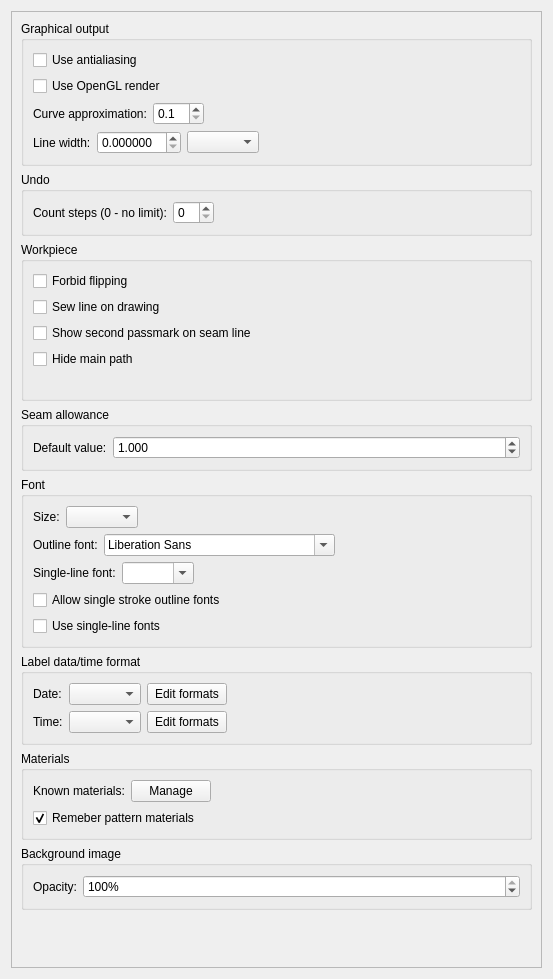
dismine/valentina, file src/app/valentina/dialogs/configpages/preferencespatternpage.ui: the form before one commit.
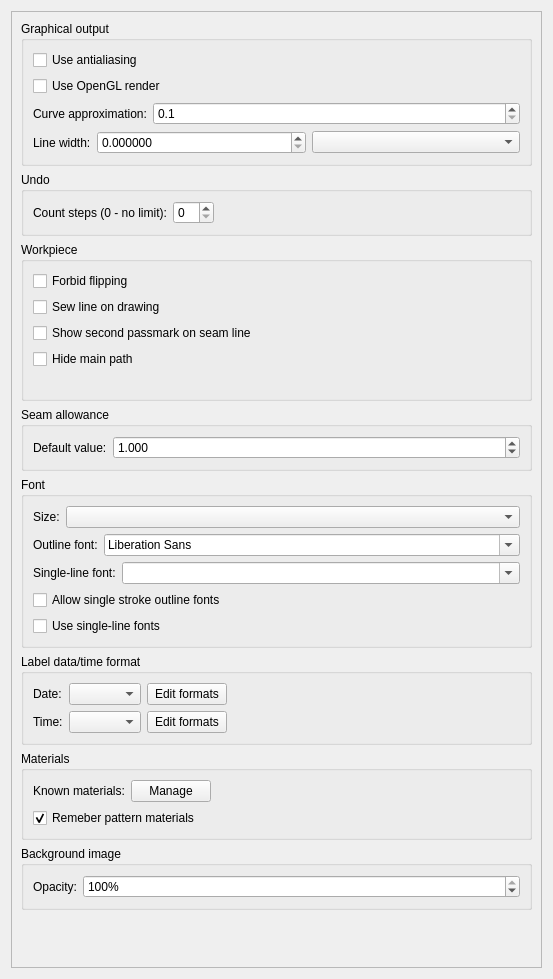
The form after the commit.

```diff
--- a/src/app/valentina/dialogs/configpages/preferencespatternpage.ui
+++ b/src/app/valentina/dialogs/configpages/preferencespatternpage.ui
@@ -23,7 +23,7 @@
       <property name="geometry">
        <rect>
         <x>0</x>
-        <y>0</y>
+        <y>-62</y>
         <width>519</width>
         <height>1021</height>
        </rect>
@@ -61,7 +61,7 @@
             <item>
              <widget class="QLabel" name="label">
               <property name="sizePolicy">
-               <sizepolicy hsizetype="Minimum" vsizetype="Preferred">
+               <sizepolicy hsizetype="Fixed" vsizetype="Preferred">
                 <horstretch>0</horstretch>
                 <verstretch>0</verstretch>
                </sizepolicy>
@@ -73,6 +73,12 @@
             </item>
             <item>
              <widget class="QDoubleSpinBox" name="doubleSpinBoxCurveApproximation">
+              <property name="sizePolicy">
+               <sizepolicy hsizetype="Preferred" vsizetype="Fixed">
+                <horstretch>0</horstretch>
+                <verstretch>0</verstretch>
+               </sizepolicy>
+              </property>
               <property name="toolTip">
                <string>Set default curve approximation scale</string>
               </property>
@@ -90,19 +96,6 @@
               </property>
              </widget>
             </item>
-            <item>
-             <spacer name="horizontalSpacer_2">
-              <property name="orientation">
-               <enum>Qt::Horizontal</enum>
-              </property>
-              <property name="sizeHint" stdset="0">
-               <size>
-                <width>40</width>
-                <height>20</height>
-               </size>
-              </property>
-             </spacer>
-            </item>
            </layout>
           </item>
           <item>
@@ -146,19 +139,6 @@
               </property>
              </widget>
             </item>
-            <item>
-             <spacer name="horizontalSpacer_3">
-              <property name="orientation">
-               <enum>Qt::Horizontal</enum>
-              </property>
-              <property name="sizeHint" stdset="0">
-               <size>
-                <width>500</width>
-                <height>20</height>
-               </size>
-              </property>
-             </spacer>
-            </item>
            </layout>
           </item>
          </layout>
@@ -294,6 +274,12 @@
            <layout class="QHBoxLayout" name="horizontalLayout_8">
             <item>
              <widget class="QLabel" name="label_8">
+              <property name="sizePolicy">
+               <sizepolicy hsizetype="Fixed" vsizetype="Preferred">
+                <horstretch>0</horstretch>
+                <verstretch>0</verstretch>
+               </sizepolicy>
+              </property>
               <property name="text">
                <string>Size:</string>
               </property>
@@ -302,25 +288,18 @@
             <item>
              <widget class="QComboBox" name="comboBoxLabelFontSize"/>
             </item>
-            <item>
-             <spacer name="horizontalSpacer_5">
-              <property name="orientation">
-               <enum>Qt::Horizontal</enum>
-              </property>
-              <property name="sizeHint" stdset="0">
-               <size>
-                <width>40</width>
-                <height>20</height>
-               </size>
-              </property>
-             </spacer>
-            </item>
            </layout>
           </item>
           <item>
            <layout class="QHBoxLayout" name="horizontalLayout_7">
             <item>
              <widget class="QLabel" name="label_3">
+              <property name="sizePolicy">
+               <sizepolicy hsizetype="Fixed" vsizetype="Preferred">
+                <horstretch>0</horstretch>
+                <verstretch>0</verstretch>
+               </sizepolicy>
+              </property>
               <property name="text">
                <string>Outline font:</string>
               </property>
@@ -329,25 +308,18 @@
             <item>
              <widget class="QFontComboBox" name="fontComboBoxLabelFont"/>
             </item>
-            <item>
-             <spacer name="horizontalSpacer_6">
-              <property name="orientation">
-               <enum>Qt::Horizontal</enum>
-              </property>
-              <property name="sizeHint" stdset="0">
-               <size>
-                <width>40</width>
-                <height>20</height>
-               </size>
-              </property>
-             </spacer>
-            </item>
            </layout>
           </item>
           <item>
            <layout class="QHBoxLayout" name="horizontalLayout_9">
             <item>
              <widget class="QLabel" name="label_9">
+              <property name="sizePolicy">
+               <sizepolicy hsizetype="Fixed" vsizetype="Preferred">
+                <horstretch>0</horstretch>
+                <verstretch>0</verstretch>
+               </sizepolicy>
+              </property>
               <property name="text">
                <string>Single-line font:</string>
               </property>
@@ -360,19 +332,6 @@
               </property>
              </widget>
             </item>
-            <item>
-             <spacer name="horizontalSpacer_7">
-              <property name="orientation">
-               <enum>Qt::Horizontal</enum>
-              </property>
-              <property name="sizeHint" stdset="0">
-               <size>
-                <width>40</width>
-                <height>20</height>
-               </size>
-              </property>
-             </spacer>
-            </item>
            </layout>
           </item>
           <item>
```
